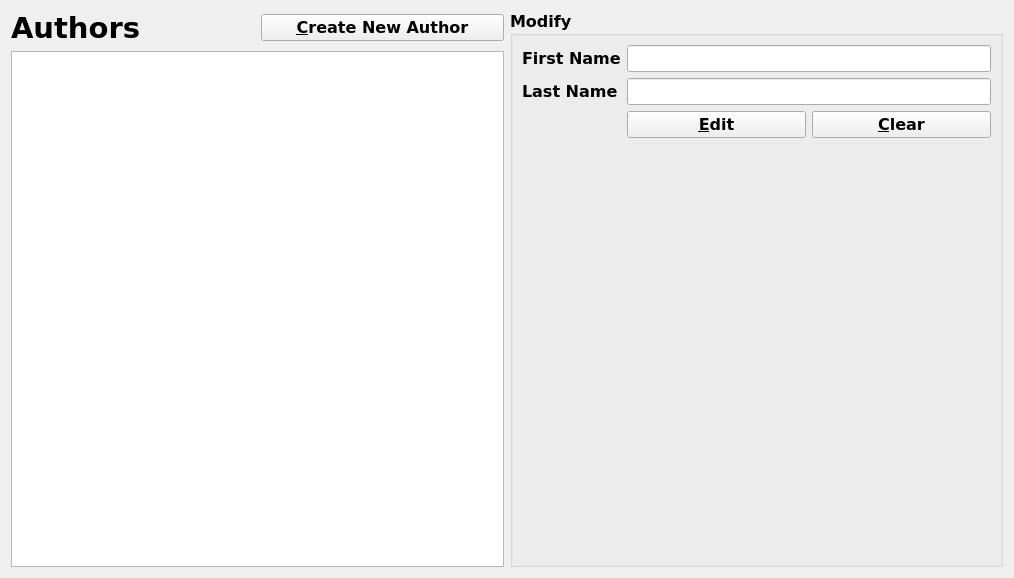
First picture: the form in LibraryManagementSystem/widgets/author/authorview.ui, repository NiroSugir/LibraryManagementSystem, before the edit.
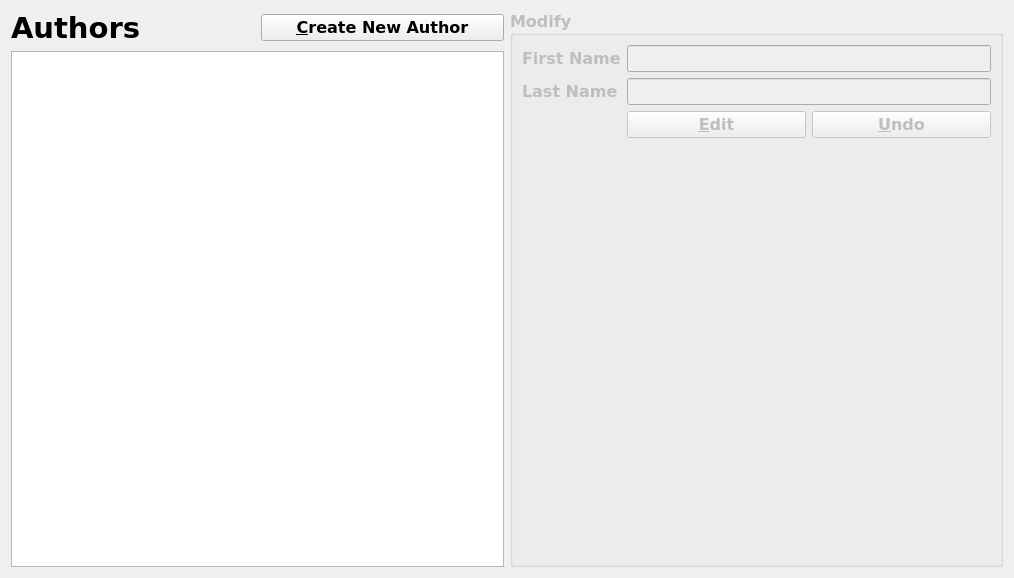
Second picture: the form after the edit.

What changed in the file:
```diff
--- a/LibraryManagementSystem/widgets/author/authorview.ui
+++ b/LibraryManagementSystem/widgets/author/authorview.ui
@@ -61,6 +61,9 @@
    </item>
    <item>
     <widget class="QGroupBox" name="groupBox">
+     <property name="enabled">
+      <bool>false</bool>
+     </property>
      <property name="title">
       <string>Modify</string>
      </property>
@@ -82,7 +85,7 @@
           <item>
            <widget class="QPushButton" name="buttonReset">
             <property name="text">
-             <string>&amp;Clear</string>
+             <string>&amp;Undo</string>
             </property>
            </widget>
           </item>
```
